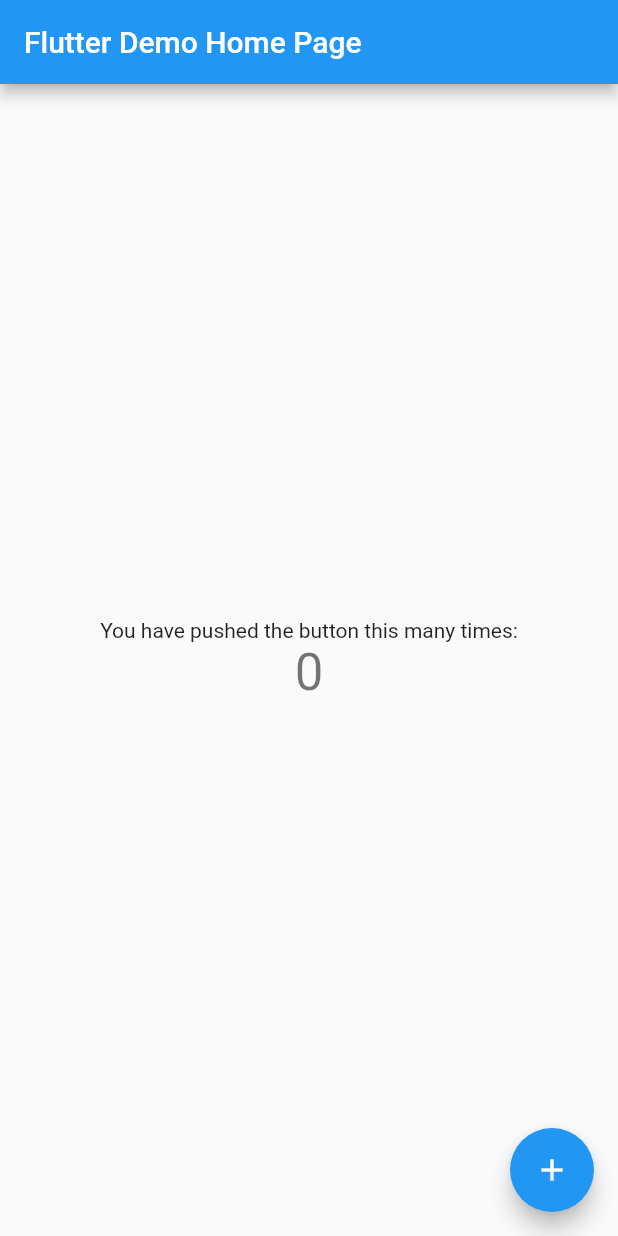
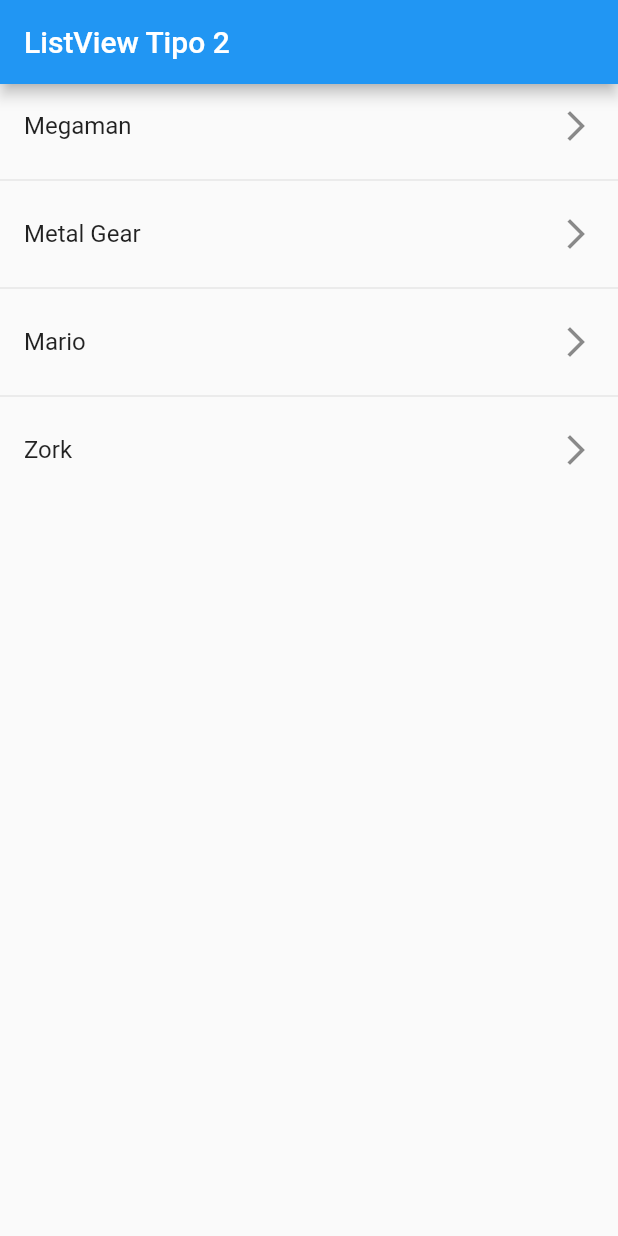
Before and after one commit to juandag97/Flutter-Components, a Flutter app: the screen it shows after launch, on a phone screen of 412 x 824 dp. Run offline on Flutter 3.47's test engine with Material 2 defaults, Android fonts, the phone set to English and light mode, and no system bars.

Commit message:
List with dividers

```diff
--- a/lib/main.dart
+++ b/lib/main.dart
@@ -1,115 +1,18 @@
 import 'package:flutter/material.dart';
+// import 'package:flutter_components/screens/listview1_screen.dart';
+import 'package:flutter_components/screens/listview2_screen.dart';
 
-void main() {
-  runApp(const MyApp());
-}
+void main() => runApp(MyApp());
 
 class MyApp extends StatelessWidget {
   const MyApp({Key? key}) : super(key: key);
 
-  // This widget is the root of your application.
   @override
   Widget build(BuildContext context) {
-    return MaterialApp(
-      title: 'Flutter Demo',
-      theme: ThemeData(
-        // This is the theme of your application.
-        //
-        // Try running your application with "flutter run". You'll see the
-        // application has a blue toolbar. Then, without quitting the app, try
-        // changing the primarySwatch below to Colors.green and then invoke
-        // "hot reload" (press "r" in the console where you ran "flutter run",
-        // or simply save your changes to "hot reload" in a Flutter IDE).
-        // Notice that the counter didn't reset back to zero; the application
-        // is not restarted.
-        primarySwatch: Colors.blue,
-      ),
-      home: const MyHomePage(title: 'Flutter Demo Home Page'),
-    );
+    return const MaterialApp(
+        debugShowCheckedModeBanner: false,
+        title: 'Material App',
+        // home: ListView1Screen());
+        home: ListView2Screen());
   }
 }
-
-class MyHomePage extends StatefulWidget {
-  const MyHomePage({Key? key, required this.title}) : super(key: key);
-
-  // This widget is the home page of your application. It is stateful, meaning
-  // that it has a State object (defined below) that contains fields that affect
-  // how it looks.
-
-  // This class is the configuration for the state. It holds the values (in this
-  // case the title) provided by the parent (in this case the App widget) and
-  // used by the build method of the State. Fields in a Widget subclass are
-  // always marked "final".
-
-  final String title;
-
-  @override
-  State<MyHomePage> createState() => _MyHomePageState();
-}
-
-class _MyHomePageState extends State<MyHomePage> {
-  int _counter = 0;
-
-  void _incrementCounter() {
-    setState(() {
-      // This call to setState tells the Flutter framework that something has
-      // changed in this State, which causes it to rerun the build method below
-      // so that the display can reflect the updated values. If we changed
-      // _counter without calling setState(), then the build method would not be
-      // called again, and so nothing would appear to happen.
-      _counter++;
-    });
-  }
-
-  @override
-  Widget build(BuildContext context) {
-    // This method is rerun every time setState is called, for instance as done
-    // by the _incrementCounter method above.
-    //
-    // The Flutter framework has been optimized to make rerunning build methods
-    // fast, so that you can just rebuild anything that needs updating rather
-    // than having to individually change instances of widgets.
-    return Scaffold(
-      appBar: AppBar(
-        // Here we take the value from the MyHomePage object that was created by
-        // the App.build method, and use it to set our appbar title.
-        title: Text(widget.title),
-      ),
-      body: Center(
-        // Center is a layout widget. It takes a single child and positions it
-        // in the middle of the parent.
-        child: Column(
-          // Column is also a layout widget. It takes a list of children and
-          // arranges them vertically. By default, it sizes itself to fit its
-          // children horizontally, and tries to be as tall as its parent.
-          //
-          // Invoke "debug painting" (press "p" in the console, choose the
-          // "Toggle Debug Paint" action from the Flutter Inspector in Android
-          // Studio, or the "Toggle Debug Paint" command in Visual Studio Code)
-          // to see the wireframe for each widget.
-          //
-          // Column has various properties to control how it sizes itself and
-          // how it positions its children. Here we use mainAxisAlignment to
-          // center the children vertically; the main axis here is the vertical
-          // axis because Columns are vertical (the cross axis would be
-          // horizontal).
-          mainAxisAlignment: MainAxisAlignment.center,
-          children: <Widget>[
-            const Text(
-              'You have pushed the button this many times:',
-            ),
-            Text(
-              '$_counter',
-              style: Theme.of(context).textTheme.headline4,
-            ),
-          ],
-        ),
-      ),
-      floatingActionButton: FloatingActionButton(
-        onPressed: _incrementCounter,
-        tooltip: 'Increment',
-        child: const Icon(Icons.add),
-      ), // This trailing comma makes auto-formatting nicer for build methods.
-    );
-  }
-}
--- /dev/null
+++ b/lib/screens/listview1_screen.dart
@@ -0,0 +1,28 @@
+import 'package:flutter/material.dart';
+
+class ListView1Screen extends StatelessWidget {
+  final options = const ['Megaman', 'Metal Gear', "Mario", "Zork"];
+
+  const ListView1Screen({Key? key}) : super(key: key);
+
+  @override
+  Widget build(BuildContext context) {
+    return Scaffold(
+        appBar: AppBar(
+          title: const Text('ListView Tipo 1'),
+        ),
+        body: ListView(
+          children: [
+            ...options
+                .map((e) => ListTile(
+                    title: Text(e),
+                    trailing: const Icon(Icons.arrow_forward_ios_outlined)))
+                .toList()
+            // ListTile(
+            //   // leading: Icon(Icons.access_time_sharp),
+            //   title: Text("Hola mundo"),
+            // )
+          ],
+        ));
+  }
+}
--- /dev/null
+++ b/lib/screens/listview2_screen.dart
@@ -0,0 +1,21 @@
+import 'package:flutter/material.dart';
+
+class ListView2Screen extends StatelessWidget {
+  final options = const ['Megaman', 'Metal Gear', "Mario", "Zork"];
+
+  const ListView2Screen({Key? key}) : super(key: key);
+
+  @override
+  Widget build(BuildContext context) {
+    return Scaffold(
+        appBar: AppBar(
+          title: const Text('ListView Tipo 2'),
+        ),
+        body: ListView.separated(
+            itemBuilder: (context, index) => ListTile(
+                title: Text(options[index]),
+                trailing: const Icon(Icons.arrow_forward_ios_outlined)),
+            separatorBuilder: (_, __) => const Divider(),
+            itemCount: options.length));
+  }
+}
```
